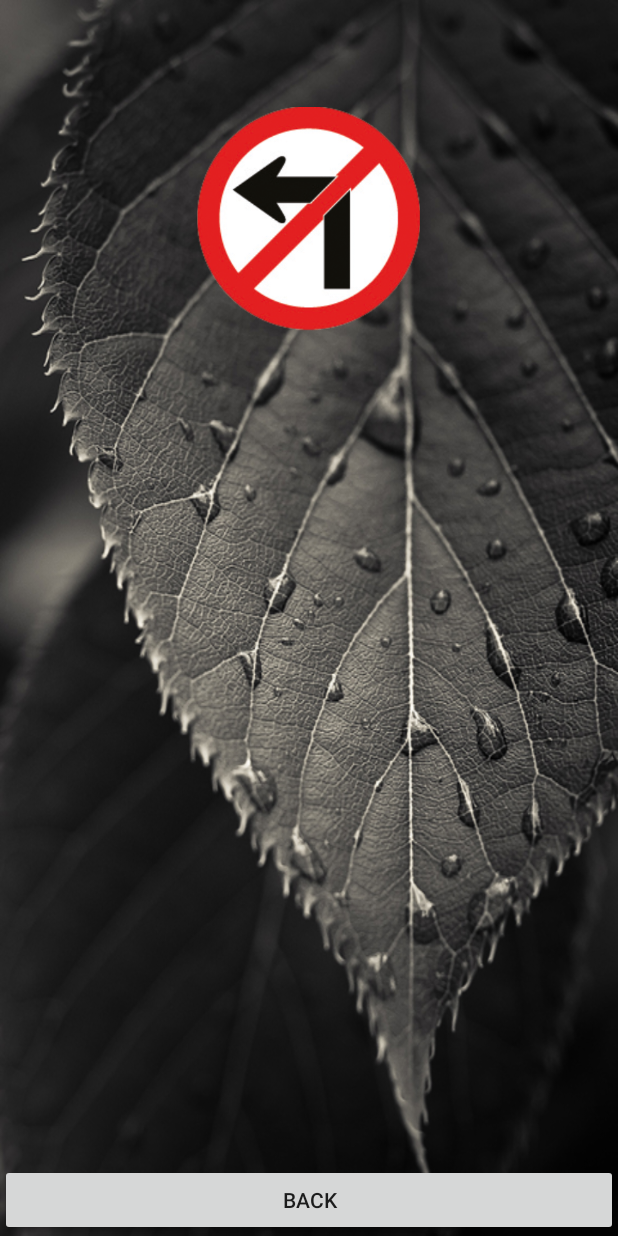
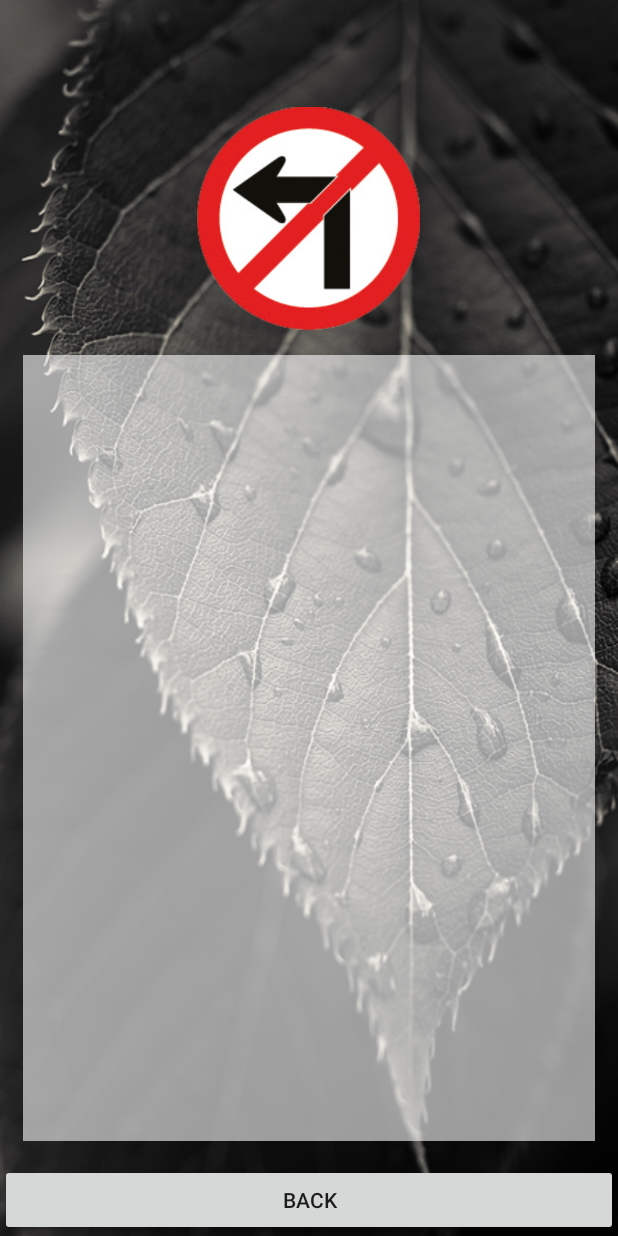
Before and after one commit to kiattisak1234/MyFirstapp, an Android app: the Detail screen opened directly, with no data from a screen before it, on a phone screen of 412 x 824 dp. Run offline under Robolectric (Android 15) with nearby library versions, the phone set to English and light mode, and no system bars.

Commit message:
Call Out Complete

```diff
--- a/app/src/main/java/com/example/ice/myfirstapp/AboutMe.java
+++ b/app/src/main/java/com/example/ice/myfirstapp/AboutMe.java
@@ -40,7 +40,7 @@ public class AboutMe extends AppCompatActivity {
             @Override
             public boolean onLongClick(View view) {
                 Toast.makeText(getApplicationContext(), "Thank your very much", Toast.LENGTH_SHORT).show();
-                soundID = R.raw.sound1;
+                soundID = R.raw.sound2;
                 playSound(soundID);
 
                 return true;
--- a/app/src/main/res/layout/activity_about_me.xml
+++ b/app/src/main/res/layout/activity_about_me.xml
@@ -93,6 +93,8 @@
                 android:id="@+id/txtteL"
                 android:layout_width="match_parent"
                 android:layout_height="wrap_content"
+                android:layout_marginLeft="@dimen/my_morgin"
+                android:layout_marginTop="@dimen/fab_margin"
                 android:layout_weight="1"
                 android:text="@string/Phone"
                 android:textColor="@color/colorAccent"
--- a/app/src/main/res/layout/activity_detail.xml
+++ b/app/src/main/res/layout/activity_detail.xml
@@ -39,19 +39,20 @@
         app:srcCompat="@drawable/traffic_01" />
 
     <ScrollView
+        android:id="@+id/scrollView2"
         android:layout_width="match_parent"
         android:layout_height="match_parent"
-        android:id="@+id/scrollView2"
-        android:layout_margin="@dimen/my_morgin"
-        android:layout_below="@id/imvImageDetail"
         android:layout_above="@id/btnBack"
         android:layout_alignParentLeft="true"
-        android:layout_alignParentStart="true">
+        android:layout_alignParentStart="true"
+        android:layout_below="@id/imvImageDetail"
+        android:layout_margin="@dimen/my_morgin"
+        android:background="#98ffffff">
 
         <LinearLayout
             android:layout_width="match_parent"
             android:layout_height="wrap_content"
-            android:orientation="vertical" >
+            android:orientation="vertical">
 
             <TextView
                 android:id="@+id/txtDatailScro"
@@ -64,9 +65,9 @@
                 android:textSize="@dimen/H2" />
 
             <LinearLayout
-                android:orientation="vertical"
                 android:layout_width="match_parent"
-                android:layout_height="match_parent"></LinearLayout>
+                android:layout_height="match_parent"
+                android:orientation="vertical"></LinearLayout>
         </LinearLayout>
     </ScrollView>
 
--- a/app/src/main/res/values/strings.xml
+++ b/app/src/main/res/values/strings.xml
@@ -5,9 +5,9 @@
     <string name="aboutMe">About Me</string>
     <string name="name">นาย เกียรติศักดิ์ ดุลยกาญจน์ </string>
     <string name="idsdu">รหัสนักศึกษา: 5711020660012</string>
-    <string name="com">หลักสูตร วิทยการคอมพิวเตอร์</string>
-    <string name="facebook">Kiattisak Dulyakarn</string>
-    <string name="Phone">0953650255</string>
+    <string name="com">หลักสูตร: วิทยการคอมพิวเตอร์</string>
+    <string name="facebook"> Facebook: Kiattisak Dulyakarn</string>
+    <string name="Phone"> Phone:0953650255</string>
     <string name="title_activity_about">About</string>
     <string name="title_activity_a">A</string>
 
```
Also changed, not shown: 2 other files.
